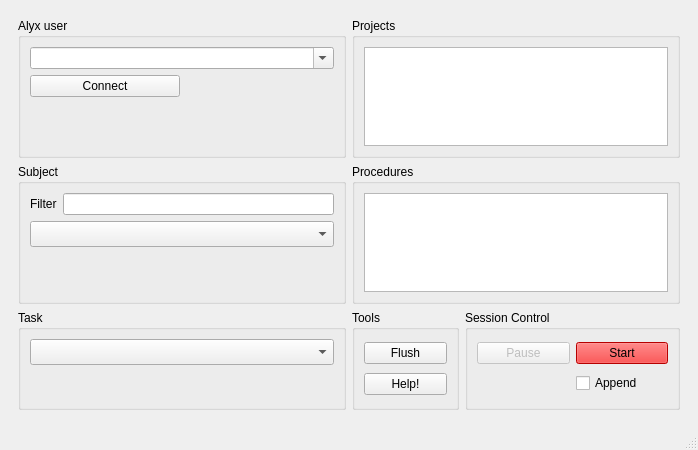
Before: the Qt Designer form iblrig/gui/wizard.ui in int-brain-lab/iblrig, drawn with Qt 5.
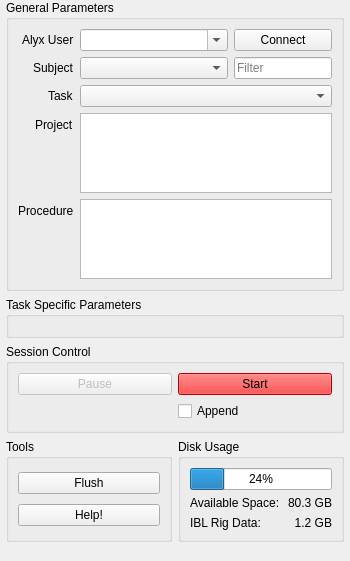
After: the same form once the commit is applied. Icons and pictures are not drawn.

Commit message:
gui task params (#505)
* add task parameters to gui

* Update .gitignore

* some fixes to the GUI

* fix for training phase

* add warning for dirty repos

* Update wizard.ui

* Update version_management.py

* Update installation.rst

* Update gui.png

* a few cosmetic changes

* more snake-casing

```diff
--- a/iblrig/gui/wizard.ui
+++ b/iblrig/gui/wizard.ui
@@ -6,500 +6,777 @@
    <rect>
     <x>0</x>
     <y>0</y>
-    <width>698</width>
-    <height>450</height>
+    <width>350</width>
+    <height>527</height>
    </rect>
   </property>
+  <property name="sizePolicy">
+   <sizepolicy hsizetype="Fixed" vsizetype="Fixed">
+    <horstretch>0</horstretch>
+    <verstretch>0</verstretch>
+   </sizepolicy>
+  </property>
+  <property name="minimumSize">
+   <size>
+    <width>0</width>
+    <height>0</height>
+   </size>
+  </property>
+  <property name="maximumSize">
+   <size>
+    <width>16777215</width>
+    <height>16777215</height>
+   </size>
+  </property>
+  <property name="sizeIncrement">
+   <size>
+    <width>0</width>
+    <height>0</height>
+   </size>
+  </property>
+  <property name="contextMenuPolicy">
+   <enum>Qt::DefaultContextMenu</enum>
+  </property>
   <property name="windowTitle">
    <string>IBL Rig Wizard</string>
   </property>
+  <property name="windowIcon">
+   <iconset>
+    <normaloff>wizard.png</normaloff>wizard.png</iconset>
+  </property>
+  <property name="windowOpacity">
+   <double>1.000000000000000</double>
+  </property>
+  <property name="autoFillBackground">
+   <bool>false</bool>
+  </property>
+  <property name="animated">
+   <bool>false</bool>
+  </property>
+  <property name="documentMode">
+   <bool>false</bool>
+  </property>
   <widget class="QWidget" name="centralwidget">
-   <layout class="QVBoxLayout" name="verticalLayout_3">
+   <property name="sizePolicy">
+    <sizepolicy hsizetype="Preferred" vsizetype="Preferred">
+     <horstretch>0</horstretch>
+     <verstretch>0</verstretch>
+    </sizepolicy>
+   </property>
+   <property name="minimumSize">
+    <size>
+     <width>0</width>
+     <height>0</height>
+    </size>
+   </property>
+   <layout class="QHBoxLayout" name="horizontalLayout_3" stretch="0">
+    <property name="spacing">
+     <number>6</number>
+    </property>
+    <property name="sizeConstraint">
+     <enum>QLayout::SetDefaultConstraint</enum>
+    </property>
+    <property name="leftMargin">
+     <number>0</number>
+    </property>
+    <property name="topMargin">
+     <number>0</number>
+    </property>
+    <property name="rightMargin">
+     <number>0</number>
+    </property>
+    <property name="bottomMargin">
+     <number>0</number>
+    </property>
     <item>
-     <widget class="QFrame" name="uiFrameAlyx">
-      <property name="maximumSize">
-       <size>
-        <width>16777215</width>
-        <height>16777215</height>
-       </size>
+     <layout class="QGridLayout" name="mainGrid" columnstretch="0,0">
+      <property name="sizeConstraint">
+       <enum>QLayout::SetDefaultConstraint</enum>
       </property>
-      <property name="frameShape">
-       <enum>QFrame::NoFrame</enum>
+      <property name="leftMargin">
+       <number>6</number>
       </property>
-      <property name="frameShadow">
-       <enum>QFrame::Plain</enum>
+      <property name="topMargin">
+       <number>0</number>
       </property>
-      <layout class="QGridLayout" name="gridLayout_4">
-       <item row="1" column="2">
-        <widget class="QGroupBox" name="uiGroupProcedures">
-         <property name="sizePolicy">
-          <sizepolicy hsizetype="Preferred" vsizetype="Preferred">
-           <horstretch>3</horstretch>
-           <verstretch>0</verstretch>
-          </sizepolicy>
+      <property name="rightMargin">
+       <number>6</number>
+      </property>
+      <property name="bottomMargin">
+       <number>0</number>
+      </property>
+      <item row="1" column="0" colspan="2">
+       <widget class="QGroupBox" name="uiGroupParameters">
+        <property name="sizePolicy">
+         <sizepolicy hsizetype="Expanding" vsizetype="Fixed">
+          <horstretch>0</horstretch>
+          <verstretch>0</verstretch>
+         </sizepolicy>
+        </property>
+        <property name="title">
+         <string>General Parameters</string>
+        </property>
+        <layout class="QFormLayout" name="formLayout">
+         <property name="sizeConstraint">
+          <enum>QLayout::SetDefaultConstraint</enum>
          </property>
-         <property name="title">
-          <string>Procedures</string>
+         <property name="fieldGrowthPolicy">
+          <enum>QFormLayout::ExpandingFieldsGrow</enum>
          </property>
-         <layout class="QGridLayout" name="gridLayout_2">
-          <item row="1" column="0">
-           <widget class="QListView" name="uiListProcedures">
-            <property name="palette">
-             <palette>
-              <active>
-               <colorrole role="Highlight">
-                <brush brushstyle="SolidPattern">
-                 <color alpha="255">
-                  <red>0</red>
-                  <green>120</green>
-                  <blue>215</blue>
-                 </color>
-                </brush>
-               </colorrole>
-               <colorrole role="HighlightedText">
-                <brush brushstyle="SolidPattern">
-                 <color alpha="255">
-                  <red>255</red>
-                  <green>255</green>
-                  <blue>255</blue>
-                 </color>
-                </brush>
-               </colorrole>
-              </active>
-              <inactive>
-               <colorrole role="Highlight">
-                <brush brushstyle="SolidPattern">
-                 <color alpha="255">
-                  <red>0</red>
-                  <green>120</green>
-                  <blue>215</blue>
-                 </color>
-                </brush>
-               </colorrole>
-               <colorrole role="HighlightedText">
-                <brush brushstyle="SolidPattern">
-                 <color alpha="255">
-                  <red>255</red>
-                  <green>255</green>
-                  <blue>255</blue>
-                 </color>
-                </brush>
-               </colorrole>
-              </inactive>
-              <disabled>
-               <colorrole role="Highlight">
-                <brush brushstyle="SolidPattern">
-                 <color alpha="255">
-                  <red>0</red>
-                  <green>120</green>
-                  <blue>215</blue>
-                 </color>
-                </brush>
-               </colorrole>
-               <colorrole role="HighlightedText">
-                <brush brushstyle="SolidPattern">
-                 <color alpha="255">
-                  <red>255</red>
-                  <green>255</green>
-                  <blue>255</blue>
-                 </color>
-                </brush>
-               </colorrole>
-              </disabled>
-             </palette>
-            </property>
-            <property name="cursor" stdset="0">
-             <cursorShape>PointingHandCursor</cursorShape>
-            </property>
-            <property name="focusPolicy">
-             <enum>Qt::TabFocus</enum>
-            </property>
-            <property name="editTriggers">
-             <set>QAbstractItemView::NoEditTriggers</set>
-            </property>
-            <property name="selectionMode">
-             <enum>QAbstractItemView::MultiSelection</enum>
-            </property>
-           </widget>
-          </item>
-         </layout>
-        </widget>
-       </item>
-       <item row="0" column="2">
-        <widget class="QGroupBox" name="uiGroupProjects">
-         <property name="sizePolicy">
-          <sizepolicy hsizetype="Preferred" vsizetype="Preferred">
-           <horstretch>3</horstretch>
-           <verstretch>0</verstretch>
-          </sizepolicy>
+         <property name="labelAlignment">
+          <set>Qt::AlignRight|Qt::AlignTrailing|Qt::AlignVCenter</set>
          </property>
-         <property name="maximumSize">
-          <size>
-           <width>16777215</width>
-           <height>16777215</height>
-          </size>
-         </property>
-         <property name="title">
-          <string>Projects</string>
-         </property>
-         <layout class="QGridLayout" name="gridLayout_3">
-          <item row="0" column="0">
-           <widget class="QListView" name="uiListProjects">
-            <property name="palette">
-             <palette>
-              <active>
-               <colorrole role="Highlight">
-                <brush brushstyle="SolidPattern">
-                 <color alpha="255">
-                  <red>0</red>
-                  <green>120</green>
-                  <blue>215</blue>
-                 </color>
-                </brush>
-               </colorrole>
-               <colorrole role="HighlightedText">
-                <brush brushstyle="SolidPattern">
-                 <color alpha="255">
-                  <red>255</red>
-                  <green>255</green>
-                  <blue>255</blue>
-                 </color>
-                </brush>
-               </colorrole>
-              </active>
-              <inactive>
-               <colorrole role="Highlight">
-                <brush brushstyle="SolidPattern">
-                 <color alpha="255">
-                  <red>0</red>
-                  <green>120</green>
-                  <blue>215</blue>
-                 </color>
-                </brush>
-               </colorrole>
-               <colorrole role="HighlightedText">
-                <brush brushstyle="SolidPattern">
-                 <color alpha="255">
-                  <red>255</red>
-                  <green>255</green>
-                  <blue>255</blue>
-                 </color>
-                </brush>
-               </colorrole>
-              </inactive>
-              <disabled>
-               <colorrole role="Highlight">
-                <brush brushstyle="SolidPattern">
-                 <color alpha="255">
-                  <red>0</red>
-                  <green>120</green>
-                  <blue>215</blue>
-                 </color>
-                </brush>
-               </colorrole>
-               <colorrole role="HighlightedText">
-                <brush brushstyle="SolidPattern">
-                 <color alpha="255">
-                  <red>255</red>
-                  <green>255</green>
-                  <blue>255</blue>
-                 </color>
-                </brush>
-               </colorrole>
-              </disabled>
-             </palette>
+         <item row="0" column="0">
+          <widget class="QLabel" name="label">
+           <property name="text">
+            <string>Alyx User</string>
+           </property>
+          </widget>
+         </item>
+         <item row="0" column="1">
+          <widget class="QFrame" name="frame_3">
+           <property name="sizePolicy">
+            <sizepolicy hsizetype="Expanding" vsizetype="Fixed">
+             <horstretch>0</horstretch>
+             <verstretch>0</verstretch>
+            </sizepolicy>
+           </property>
+           <property name="frameShape">
+            <enum>QFrame::NoFrame</enum>
+           </property>
+           <property name="frameShadow">
+            <enum>QFrame::Plain</enum>
+           </property>
+           <layout class="QHBoxLayout" name="horizontalLayout_2">
+            <property name="leftMargin">
+             <number>0</number>
             </property>
-            <property name="cursor" stdset="0">
-             <cursorShape>PointingHandCursor</cursorShape>
+            <property name="topMargin">
+             <number>0</number>
             </property>
-            <property name="focusPolicy">
-             <enum>Qt::TabFocus</enum>
+            <property name="rightMargin">
+             <number>0</number>
             </property>
-            <property name="editTriggers">
-             <set>QAbstractItemView::NoEditTriggers</set>
+            <property name="bottomMargin">
+             <number>0</number>
             </property>
-            <property name="selectionMode">
-             <enum>QAbstractItemView::MultiSelection</enum>
-            </property>
-           </widget>
-          </item>
-         </layout>
-        </widget>
-       </item>
-       <item row="1" column="0">
-        <widget class="QGroupBox" name="uiGroupSubject">
-         <property name="sizePolicy">
-          <sizepolicy hsizetype="Preferred" vsizetype="Preferred">
-           <horstretch>3</horstretch>
-           <verstretch>0</verstretch>
-          </sizepolicy>
-         </property>
-         <property name="title">
-          <string>Subject</string>
-         </property>
-         <property name="flat">
-          <bool>false</bool>
-         </property>
-         <property name="checkable">
-          <bool>false</bool>
-         </property>
-         <layout class="QVBoxLayout" name="verticalLayout_2">
-          <item>
-           <layout class="QFormLayout" name="formLayout">
-            <item row="0" column="1">
-             <widget class="QLineEdit" name="lineEditSubject"/>
+            <item>
+             <widget class="QComboBox" name="uiComboUser">
+              <property name="sizePolicy">
+               <sizepolicy hsizetype="Expanding" vsizetype="Fixed">
+                <horstretch>3</horstretch>
+                <verstretch>0</verstretch>
+               </sizepolicy>
+              </property>
+              <property name="statusTip">
+               <string>enter or select your Alyx username</string>
+              </property>
+              <property name="editable">
+               <bool>true</bool>
+              </property>
+             </widget>
             </item>
-            <item row="0" column="0">
-             <widget class="QLabel" name="label">
+            <item>
+             <widget class="QPushButton" name="uiPushConnect">
+              <property name="sizePolicy">
+               <sizepolicy hsizetype="Preferred" vsizetype="Fixed">
+                <horstretch>2</horstretch>
+                <verstretch>0</verstretch>
+               </sizepolicy>
+              </property>
+              <property name="maximumSize">
+               <size>
+                <width>150</width>
+                <height>16777215</height>
+               </size>
+              </property>
+              <property name="toolTip">
+               <string/>
+              </property>
+              <property name="statusTip">
+               <string>connect to Alyx</string>
+              </property>
               <property name="text">
+               <string>Connect</string>
+              </property>
+             </widget>
+            </item>
+           </layout>
+          </widget>
+         </item>
+         <item row="1" column="0">
+          <widget class="QLabel" name="label_2">
+           <property name="text">
+            <string>Subject</string>
+           </property>
+          </widget>
+         </item>
+         <item row="1" column="1">
+          <widget class="QFrame" name="frame_2">
+           <property name="sizePolicy">
+            <sizepolicy hsizetype="Expanding" vsizetype="Fixed">
+             <horstretch>0</horstretch>
+             <verstretch>0</verstretch>
+            </sizepolicy>
+           </property>
+           <property name="frameShape">
+            <enum>QFrame::NoFrame</enum>
+           </property>
+           <property name="frameShadow">
+            <enum>QFrame::Plain</enum>
+           </property>
+           <layout class="QHBoxLayout" name="horizontalLayout">
+            <property name="leftMargin">
+             <number>0</number>
+            </property>
+            <property name="topMargin">
+             <number>0</number>
+            </property>
+            <property name="rightMargin">
+             <number>0</number>
+            </property>
+            <property name="bottomMargin">
+             <number>0</number>
+            </property>
+            <item>
+             <widget class="QComboBox" name="uiComboSubject">
+              <property name="sizePolicy">
+               <sizepolicy hsizetype="Expanding" vsizetype="Fixed">
+                <horstretch>3</horstretch>
+                <verstretch>0</verstretch>
+               </sizepolicy>
+              </property>
+              <property name="minimumSize">
+               <size>
+                <width>0</width>
+                <height>0</height>
+               </size>
+              </property>
+              <property name="statusTip">
+               <string>choose a subject</string>
+              </property>
+             </widget>
+            </item>
+            <item>
+             <widget class="QLineEdit" name="lineEditSubject">
+              <property name="sizePolicy">
+               <sizepolicy hsizetype="Preferred" vsizetype="Fixed">
+                <horstretch>2</horstretch>
+                <verstretch>0</verstretch>
+               </sizepolicy>
+              </property>
+              <property name="statusTip">
+               <string>filter displayed subjects by name</string>
+              </property>
+              <property name="layoutDirection">
+               <enum>Qt::LeftToRight</enum>
+              </property>
+              <property name="placeholderText">
                <string>Filter</string>
               </property>
              </widget>
             </item>
            </layout>
-          </item>
-          <item>
-           <widget class="QComboBox" name="uiComboSubject">
-            <property name="minimumSize">
-             <size>
-              <width>0</width>
-              <height>26</height>
-             </size>
-            </property>
-           </widget>
-          </item>
-          <item>
-           <spacer name="verticalSpacer">
-            <property name="orientation">
-             <enum>Qt::Vertical</enum>
-            </property>
-            <property name="sizeHint" stdset="0">
-             <size>
-              <width>20</width>
-              <height>40</height>
-             </size>
-            </property>
-           </spacer>
-          </item>
-         </layout>
-        </widget>
-       </item>
-       <item row="2" column="0">
-        <widget class="QGroupBox" name="uiGroupTask">
-         <property name="sizePolicy">
-          <sizepolicy hsizetype="Preferred" vsizetype="Preferred">
-           <horstretch>3</horstretch>
-           <verstretch>0</verstretch>
-          </sizepolicy>
+          </widget>
+         </item>
+         <item row="2" column="0">
+          <widget class="QLabel" name="label_4">
+           <property name="text">
+            <string>Task</string>
+           </property>
+          </widget>
+         </item>
+         <item row="2" column="1">
+          <widget class="QComboBox" name="uiComboTask">
+           <property name="sizePolicy">
+            <sizepolicy hsizetype="Expanding" vsizetype="Fixed">
+             <horstretch>0</horstretch>
+             <verstretch>0</verstretch>
+            </sizepolicy>
+           </property>
+           <property name="minimumSize">
+            <size>
+             <width>0</width>
+             <height>0</height>
+            </size>
+           </property>
+           <property name="statusTip">
+            <string>choose a task for the session</string>
+           </property>
+          </widget>
+         </item>
+         <item row="3" column="0">
+          <widget class="QLabel" name="label_3">
+           <property name="text">
+            <string>Project</string>
+           </property>
+          </widget>
+         </item>
+         <item row="3" column="1">
+          <widget class="QListView" name="uiListProjects">
+           <property name="sizePolicy">
+            <sizepolicy hsizetype="Expanding" vsizetype="Expanding">
+             <horstretch>0</horstretch>
+             <verstretch>0</verstretch>
+            </sizepolicy>
+           </property>
+           <property name="maximumSize">
+            <size>
+             <width>16777215</width>
+             <height>80</height>
+            </size>
+           </property>
+           <property name="palette">
+            <palette>
+             <active>
+              <colorrole role="Highlight">
+               <brush brushstyle="SolidPattern">
+                <color alpha="255">
+                 <red>0</red>
+                 <green>120</green>
+                 <blue>215</blue>
+                </color>
+               </brush>
+              </colorrole>
+              <colorrole role="HighlightedText">
+               <brush brushstyle="SolidPattern">
+                <color alpha="255">
+                 <red>255</red>
+                 <green>255</green>
+                 <blue>255</blue>
+                </color>
+               </brush>
+              </colorrole>
+             </active>
+             <inactive>
+              <colorrole role="Highlight">
+               <brush brushstyle="SolidPattern">
+                <color alpha="255">
+                 <red>0</red>
+                 <green>120</green>
+                 <blue>215</blue>
+                </color>
+               </brush>
+              </colorrole>
+              <colorrole role="HighlightedText">
+               <brush brushstyle="SolidPattern">
+                <color alpha="255">
+                 <red>255</red>
+                 <green>255</green>
+                 <blue>255</blue>
+                </color>
+               </brush>
+              </colorrole>
+             </inactive>
+             <disabled>
+              <colorrole role="Highlight">
+               <brush brushstyle="SolidPattern">
+                <color alpha="255">
+                 <red>0</red>
+                 <green>120</green>
+                 <blue>215</blue>
+                </color>
+               </brush>
+              </colorrole>
+              <colorrole role="HighlightedText">
+               <brush brushstyle="SolidPattern">
+                <color alpha="255">
+                 <red>255</red>
+                 <green>255</green>
+                 <blue>255</blue>
+                </color>
+               </brush>
+              </colorrole>
+             </disabled>
+            </palette>
+           </property>
+           <property name="cursor" stdset="0">
+            <cursorShape>PointingHandCursor</cursorShape>
+           </property>
+           <property name="focusPolicy">
+            <enum>Qt::TabFocus</enum>
+           </property>
+           <property name="statusTip">
+            <string>select one or several projects for the session (mandatory)</string>
+           </property>
+           <property name="editTriggers">
+            <set>QAbstractItemView::NoEditTriggers</set>
+           </property>
+           <property name="selectionMode">
+            <enum>QAbstractItemView::MultiSelection</enum>
+           </property>
+          </widget>
+         </item>
+         <item row="4" column="0">
+          <widget class="QLabel" name="label_5">
+           <property name="text">
+            <string>Procedure</string>
+           </property>
+          </widget>
+         </item>
+         <item row="4" column="1">
+          <widget class="QListView" name="uiListProcedures">
+           <property name="sizePolicy">
+            <sizepolicy hsizetype="Expanding" vsizetype="Expanding">
+             <horstretch>0</horstretch>
+             <verstretch>0</verstretch>
+            </sizepolicy>
+           </property>
+           <property name="maximumSize">
+            <size>
+             <width>16777215</width>
+             <height>80</height>
+            </size>
+           </property>
+           <property name="palette">
+            <palette>
+             <active>
+              <colorrole role="Highlight">
+               <brush brushstyle="SolidPattern">
+                <color alpha="255">
+                 <red>0</red>
+                 <green>120</green>
+                 <blue>215</blue>
+                </color>
+               </brush>
+              </colorrole>
+              <colorrole role="HighlightedText">
+               <brush brushstyle="SolidPattern">
+                <color alpha="255">
+                 <red>255</red>
+                 <green>255</green>
+                 <blue>255</blue>
+                </color>
+               </brush>
+              </colorrole>
+             </active>
+             <inactive>
+              <colorrole role="Highlight">
+               <brush brushstyle="SolidPattern">
+                <color alpha="255">
+                 <red>0</red>
+                 <green>120</green>
+                 <blue>215</blue>
+                </color>
+               </brush>
+              </colorrole>
+              <colorrole role="HighlightedText">
+               <brush brushstyle="SolidPattern">
+                <color alpha="255">
+                 <red>255</red>
+                 <green>255</green>
+                 <blue>255</blue>
+                </color>
+               </brush>
+              </colorrole>
+             </inactive>
+             <disabled>
+              <colorrole role="Highlight">
+               <brush brushstyle="SolidPattern">
+                <color alpha="255">
+                 <red>0</red>
+                 <green>120</green>
+                 <blue>215</blue>
+                </color>
+               </brush>
+              </colorrole>
+              <colorrole role="HighlightedText">
+               <brush brushstyle="SolidPattern">
+                <color alpha="255">
+                 <red>255</red>
+                 <green>255</green>
+                 <blue>255</blue>
+                </color>
+               </brush>
+              </colorrole>
+             </disabled>
+            </palette>
+           </property>
+           <property name="cursor" stdset="0">
+            <cursorShape>PointingHandCursor</cursorShape>
+           </property>
+           <property name="focusPolicy">
+            <enum>Qt::TabFocus</enum>
+           </property>
+           <property name="statusTip">
+            <string>select one or several procedures for the session (mandatory)</string>
+           </property>
+           <property name="editTriggers">
+            <set>QAbstractItemView::NoEditTriggers</set>
+           </property>
+           <property name="selectionMode">
+            <enum>QAbstractItemView::MultiSelection</enum>
+           </property>
+          </widget>
+         </item>
+        </layout>
+       </widget>
+      </item>
+      <item row="2" column="0" colspan="2">
+       <widget class="QGroupBox" name="uiGroupTaskParameters">
+        <property name="enabled">
+         <bool>true</bool>
+        </property>
+        <property name="sizePolicy">
+         <sizepolicy hsizetype="Preferred" vsizetype="Fixed">
+          <horstretch>0</horstretch>
+          <verstretch>0</verstretch>
+         </sizepolicy>
+        </property>
+        <property name="minimumSize">
+         <size>
+          <width>0</width>
+          <height>0</height>
+         </size>
+        </property>
+        <property name="title">
+         <string>Task Specific Parameters</string>
+        </property>
+        <layout class="QFormLayout" name="formLayout_3">
+         <property name="fieldGrowthPolicy">
+          <enum>QFormLayout::AllNonFixedFieldsGrow</enum>
          </property>
-         <property name="minimumSize">
-          <size>
-           <width>0</width>
-           <height>100</height>
-          </size>
+         <property name="labelAlignment">
+          <set>Qt::AlignRight|Qt::AlignTrailing|Qt::AlignVCenter</set>
          </property>
-         <property name="title">
-          <string>Task</string>
+        </layout>
+       </widget>
+      </item>
+      <item row="4" column="1">
+       <widget class="QGroupBox" name="uiGroupDiskSpace">
+        <property name="sizePolicy">
+         <sizepolicy hsizetype="Preferred" vsizetype="Expanding">
+          <horstretch>0</horstretch>
+          <verstretch>0</verstretch>
+         </sizepolicy>
+        </property>
+        <property name="title">
+         <string>Disk Usage</string>
+        </property>
+        <layout class="QFormLayout" name="formLayout_2">
+         <property name="sizeConstraint">
+          <enum>QLayout::SetDefaultConstraint</enum>
          </property>
-         <layout class="QVBoxLayout" name="verticalLayout_4">
-          <item>
-           <widget class="QComboBox" name="uiComboTask">
-            <property name="minimumSize">
-             <size>
-              <width>300</width>
-              <height>26</height>
-             </size>
-            </property>
-           </widget>
-          </item>
-          <item>
-           <spacer name="verticalSpacer_3">
-            <property name="orientation">
-             <enum>Qt::Vertical</enum>
-            </property>
-            <property name="sizeHint" stdset="0">
-             <size>
-              <width>20</width>
-              <height>40</height>
-             </size>
-            </property>
-           </spacer>
-          </item>
-         </layout>
-        </widget>
-       </item>
-       <item row="0" column="0">
-        <widget class="QGroupBox" name="uiGroupUser">
-         <property name="sizePolicy">
-          <sizepolicy hsizetype="Preferred" vsizetype="Preferred">
-           <horstretch>3</horstretch>
-           <verstretch>0</verstretch>
-          </sizepolicy>
+         <property name="fieldGrowthPolicy">
+          <enum>QFormLayout::AllNonFixedFieldsGrow</enum>
          </property>
-         <property name="minimumSize">
-          <size>
-           <width>200</width>
-           <height>0</height>
-          </size>
+         <property name="horizontalSpacing">
+          <number>0</number>
          </property>
-         <property name="title">
-          <string>Alyx user</string>
+         <property name="verticalSpacing">
+          <number>0</number>
          </property>
-         <layout class="QVBoxLayout" name="verticalLayout">
-          <item>
-           <widget class="QComboBox" name="uiComboUser">
-            <property name="editable">
-             <bool>true</bool>
-            </property>
-           </widget>
-          </item>
-          <item>
-           <widget class="QPushButton" name="uiPushConnect">
-            <property name="maximumSize">
-             <size>
-              <width>150</width>
-              <height>16777215</height>
-             </size>
-            </property>
-            <property name="text">
-             <string>Connect</string>
-            </property>
-           </widget>
-          </item>
-          <item>
-           <spacer name="verticalSpacer_2">
-            <property name="orientation">
-             <enum>Qt::Vertical</enum>
-            </property>
-            <property name="sizeHint" stdset="0">
-             <size>
-              <width>20</width>
-              <height>40</height>
-             </size>
-            </property>
-           </spacer>
-          </item>
-         </layout>
-        </widget>
-       </item>
-       <item row="2" column="2">
-        <widget class="QFrame" name="gridFrame">
-         <property name="sizePolicy">
-          <sizepolicy hsizetype="Preferred" vsizetype="Preferred">
-           <horstretch>3</horstretch>
-           <verstretch>0</verstretch>
-          </sizepolicy>
-         </property>
-         <layout class="QGridLayout" name="gridLayout_7">
-          <property name="leftMargin">
-           <number>0</number>
-          </property>
-          <property name="topMargin">
-           <number>0</number>
-          </property>
-          <property name="rightMargin">
-           <number>0</number>
-          </property>
-          <property name="bottomMargin">
-           <number>0</number>
-          </property>
-          <property name="horizontalSpacing">
-           <number>6</number>
-          </property>
-          <property name="verticalSpacing">
-           <number>0</number>
-          </property>
-          <item row="0" column="0">
-           <widget class="QGroupBox" name="groupBox">
-            <property name="sizePolicy">
-             <sizepolicy hsizetype="Preferred" vsizetype="Preferred">
-              <horstretch>1</horstretch>
-              <verstretch>0</verstretch>
-             </sizepolicy>
-            </property>
-            <property name="title">
-             <string>Tools</string>
-            </property>
-            <layout class="QVBoxLayout" name="verticalLayout_5">
-             <item>
-              <widget class="QPushButton" name="uiPushFlush">
-               <property name="enabled">
-                <bool>true</bool>
-               </property>
+         <item row="0" column="1">
+          <widget class="QProgressBar" name="uiProgressDiskSpace">
+           <property name="sizePolicy">
+            <sizepolicy hsizetype="Expanding" vsizetype="Fixed">
+             <horstretch>0</horstretch>
+             <verstretch>0</verstretch>
+            </sizepolicy>
+           </property>
+           <property name="statusTip">
+            <string/>
+           </property>
+           <property name="value">
+            <number>24</number>
+           </property>
+           <property name="invertedAppearance">
+            <bool>false</bool>
+           </property>
+           <property name="textDirection">
+            <enum>QProgressBar::TopToBottom</enum>
+           </property>
+          </widget>
+         </item>
+         <item row="2" column="1">
+          <layout class="QHBoxLayout" name="horizontalLayout_4">
+           <property name="spacing">
+            <number>0</number>
+           </property>
+           <item>
+            <layout class="QFormLayout" name="formLayout_4">
+             <property name="verticalSpacing">
+              <number>6</number>
+             </property>
+             <property name="topMargin">
+              <number>6</number>
+             </property>
+             <item row="0" column="0">
+              <widget class="QLabel" name="uiLableDiskAvailable">
                <property name="text">
-                <string>Flush</string>
+                <string>Available Space:</string>
                </property>
-               <property name="checkable">
-                <bool>true</bool>
-               </property>
               </widget>
              </item>
-             <item>
-              <widget class="QPushButton" name="uiPushHelp">
+             <item row="0" column="1">
+              <widget class="QLabel" name="uiLableDiskAvailableValue">
                <property name="text">
-                <string>Help!</string>
+                <string>80.3 GB</string>
                </property>
-              </widget>
-             </item>
-            </layout>
-           </widget>
-          </item>
-          <item row="0" column="1">
-           <widget class="QGroupBox" name="uiGroupFlow">
-            <property name="sizePolicy">
-             <sizepolicy hsizetype="Preferred" vsizetype="Preferred">
-              <horstretch>2</horstretch>
-              <verstretch>0</verstretch>
-             </sizepolicy>
-            </property>
-            <property name="title">
-             <string>Session Control</string>
-            </property>
-            <layout class="QGridLayout" name="gridLayout">
-             <item row="2" column="1">
-              <widget class="QPushButton" name="uiPushPause">
-               <property name="enabled">
-                <bool>false</bool>
+               <property name="textFormat">
+                <enum>Qt::AutoText</enum>
                </property>
-               <property name="text">
-                <string>Pause</string>
+               <property name="alignment">
+                <set>Qt::AlignRight|Qt::AlignTrailing|Qt::AlignVCenter</set>
                </property>
-               <property name="checkable">
-                <bool>true</bool>
-               </property>
-               <property name="checked">
-                <bool>false</bool>
-               </property>
               </widget>
              </item>
-             <item row="2" column="2">
-              <widget class="QPushButton" name="uiPushStart">
-               <property name="styleSheet">
-                <string notr="true">QPushButton { background-color: red; }</string>
-               </property>
+             <item row="1" column="0">
+              <widget class="QLabel" name="uiLableDiskIblrig">
                <property name="text">
-                <string>Start</string>
+                <string>IBL Rig Data:</string>
                </property>
               </widget>
              </item>
-             <item row="3" column="2">
-              <widget class="QCheckBox" name="uiCheckAppend">
-               <property name="toolTip">
-                <string>Append to existing session for the same day</string>
-               </property>
+             <item row="1" column="1">
+              <widget class="QLabel" name="uiLableDiskIblrigValue">
                <property name="text">
-                <string>Append</string>
+                <string>1.2 GB</string>
                </property>
+               <property name="alignment">
+                <set>Qt::AlignRight|Qt::AlignTrailing|Qt::AlignVCenter</set>
+               </property>
               </widget>
              </item>
             </layout>
-           </widget>
-          </item>
-         </layout>
-        </widget>
-       </item>
-      </layout>
-     </widget>
+           </item>
+          </layout>
+         </item>
+        </layout>
+       </widget>
+      </item>
+      <item row="4" column="0">
+       <widget class="QGroupBox" name="uiGroupTools">
+        <property name="sizePolicy">
+         <sizepolicy hsizetype="Preferred" vsizetype="Expanding">
+          <horstretch>0</horstretch>
+          <verstretch>0</verstretch>
+         </sizepolicy>
+        </property>
+        <property name="title">
+         <string>Tools</string>
+        </property>
+        <layout class="QGridLayout" name="gridLayout_3" columnstretch="0">
+         <property name="sizeConstraint">
+          <enum>QLayout::SetDefaultConstraint</enum>
+         </property>
+         <item row="0" column="0">
+          <widget class="QPushButton" name="uiPushFlush">
+           <property name="enabled">
+            <bool>true</bool>
+           </property>
+           <property name="sizePolicy">
+            <sizepolicy hsizetype="Expanding" vsizetype="Fixed">
+             <horstretch>0</horstretch>
+             <verstretch>0</verstretch>
+            </sizepolicy>
+           </property>
+           <property name="statusTip">
+            <string>flush the valve</string>
+           </property>
+           <property name="text">
+            <string>Flush</string>
+           </property>
+           <property name="checkable">
+            <bool>true</bool>
+           </property>
+          </widget>
+         </item>
+         <item row="1" column="0">
+          <widget class="QPushButton" name="uiPushHelp">
+           <property name="sizePolicy">
+            <sizepolicy hsizetype="Expanding" vsizetype="Fixed">
+             <horstretch>0</horstretch>
+             <verstretch>0</verstretch>
+            </sizepolicy>
+           </property>
+           <property name="statusTip">
+            <string>open the iblrig documentation in your browser</string>
+           </property>
+           <property name="text">
+            <string>Help!</string>
+           </property>
+          </widget>
+         </item>
+        </layout>
+       </widget>
+      </item>
+      <item row="3" column="0" colspan="2">
+       <widget class="QGroupBox" name="uiGroupSessionControl">
+        <property name="sizePolicy">
+         <sizepolicy hsizetype="Preferred" vsizetype="Minimum">
+          <horstretch>0</horstretch>
+          <verstretch>0</verstretch>
+         </sizepolicy>
+        </property>
+        <property name="title">
+         <string>Session Control</string>
+        </property>
+        <layout class="QGridLayout" name="gridLayout" columnstretch="0,0,0">
+         <property name="sizeConstraint">
+          <enum>QLayout::SetDefaultConstraint</enum>
+         </property>
+         <property name="leftMargin">
+          <number>9</number>
+         </property>
+         <property name="horizontalSpacing">
+          <number>6</number>
+         </property>
+         <item row="2" column="1">
+          <widget class="QPushButton" name="uiPushPause">
+           <property name="enabled">
+            <bool>false</bool>
+           </property>
+           <property name="statusTip">
+            <string>pause the session after the current trial</string>
+           </property>
+           <property name="text">
+            <string>Pause</string>
+           </property>
+           <property name="checkable">
+            <bool>true</bool>
+           </property>
+           <property name="checked">
+            <bool>false</bool>
+           </property>
+          </widget>
+         </item>
+         <item row="2" column="2">
+          <widget class="QPushButton" name="uiPushStart">
+           <property name="statusTip">
+            <string>start the session</string>
+           </property>
+           <property name="styleSheet">
+            <string notr="true">QPushButton { background-color: red; }</string>
+           </property>
+           <property name="text">
+            <string>Start</string>
+           </property>
+          </widget>
+         </item>
+         <item row="3" column="2">
+          <widget class="QCheckBox" name="uiCheckAppend">
+           <property name="sizePolicy">
+            <sizepolicy hsizetype="Minimum" vsizetype="Fixed">
+             <horstretch>0</horstretch>
+             <verstretch>0</verstretch>
+            </sizepolicy>
+           </property>
+           <property name="toolTip">
+            <string/>
+           </property>
+           <property name="statusTip">
+            <string>append to previous session</string>
+           </property>
+           <property name="text">
+            <string>Append</string>
+           </property>
+          </widget>
+         </item>
+        </layout>
+       </widget>
+      </item>
+     </layout>
     </item>
    </layout>
   </widget>
@@ -510,6 +787,9 @@
    <property name="toolTip">
     <string/>
    </property>
+   <property name="sizeGripEnabled">
+    <bool>false</bool>
+   </property>
   </widget>
   <action name="uiActionLoadSession">
    <property name="text">
```
Left out of the diff: 31 changed lines with no effect on the pictures. The commit also changes 20 other files.
